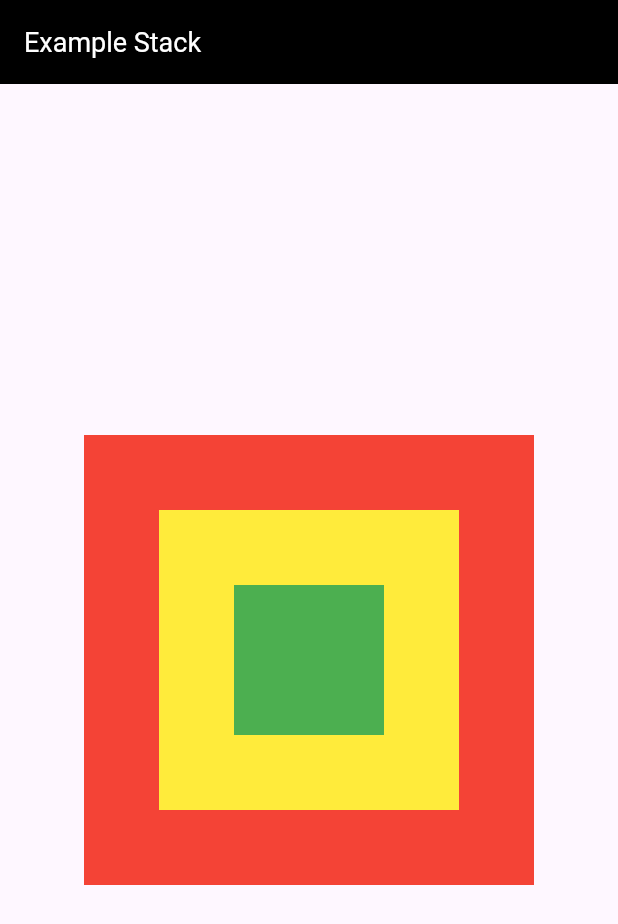
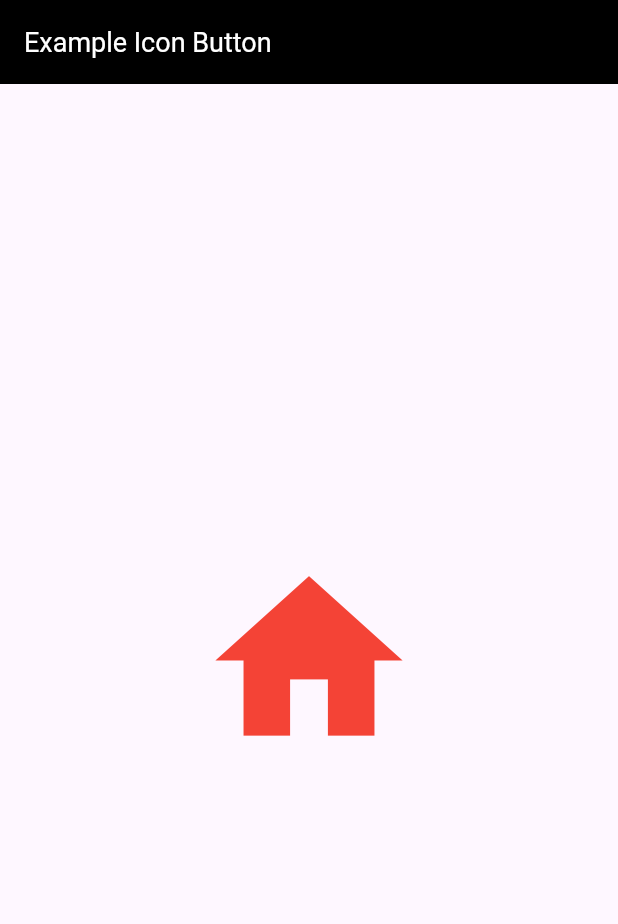
Before and after one commit to rubyske/Dasar-Flutter, a Flutter app: the screen it shows after launch, on a phone screen of 412 x 824 dp. Shown: the top 924 px of the screen. Run offline on Flutter 3.47's test engine with Material 3 defaults, Android fonts, the phone set to English and light mode, and no system bars.

Commit message:
DF004 - Widget Interaktif

```diff
--- a/basic_flutter/lib/main.dart
+++ b/basic_flutter/lib/main.dart
@@ -1,4 +1,4 @@
-import 'package:basic_flutter/widget/stack.dart';
+import 'package:basic_flutter/widget/icon_button.dart';
 import 'package:flutter/material.dart';
 
 void main(List<String> args) {
@@ -12,7 +12,7 @@ class MyApp extends StatelessWidget {
   Widget build(BuildContext context) {
     return const MaterialApp(
       debugShowCheckedModeBanner: false,
-      home: MyStack(),
+      home: MyIconButton(),
     );
   }
 }
--- /dev/null
+++ b/basic_flutter/lib/widget/icon_button.dart
@@ -0,0 +1,24 @@
+import 'package:basic_flutter/widget/tools/my_app_bar.dart';
+import 'package:flutter/material.dart';
+
+class MyIconButton extends StatelessWidget {
+  const MyIconButton({super.key});
+
+  @override
+  Widget build(BuildContext context) {
+    return Scaffold(
+      appBar: CustomAppBar(title: "Example Icon Button"),
+      body: Center(
+        child: IconButton(
+          onPressed: () => print("Icon di Click"),
+          icon: Icon(
+            Icons.home,
+          ),
+          iconSize: 150,
+          tooltip: 'home',
+          color: Colors.red,
+        ),
+      ),
+    );
+  }
+}
```
Also changed, not shown: basic_flutter/lib/widget/elevated_button.dart (added, +40 -0 lines), basic_flutter/lib/widget/icon.dart (added, +22 -0 lines), basic_flutter/lib/widget/outline_button.dart (added, +29 -0 lines), basic_flutter/lib/widget/text_button.dart (added, +34 -0 lines).
